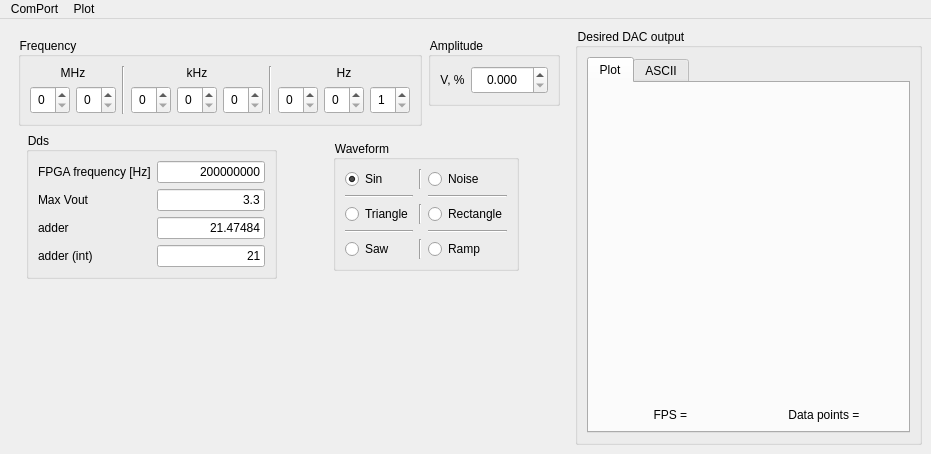
Above: QtProject/Generator/mainwindow.ui from QArchy/Arbitrary-Waveform-Generator before the change. Below: the same form after it.
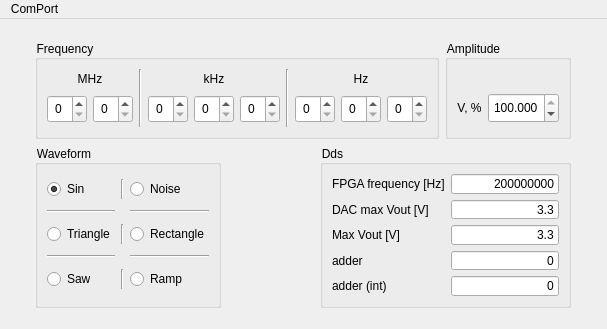
That is the form after the change. Icons and pictures are not drawn. Custom widgets are drawn as their Qt base class.

Commit message:
gave up on oscilloscope, qt app done, FPGA project done
TODO:
1) Documentation

What changed in the file:
```diff
--- a/QtProject/Generator/mainwindow.ui
+++ b/QtProject/Generator/mainwindow.ui
@@ -6,10 +6,28 @@
    <rect>
     <x>0</x>
     <y>0</y>
-    <width>931</width>
-    <height>454</height>
+    <width>607</width>
+    <height>329</height>
    </rect>
   </property>
+  <property name="sizePolicy">
+   <sizepolicy hsizetype="Fixed" vsizetype="Fixed">
+    <horstretch>0</horstretch>
+    <verstretch>0</verstretch>
+   </sizepolicy>
+  </property>
+  <property name="minimumSize">
+   <size>
+    <width>607</width>
+    <height>329</height>
+   </size>
+  </property>
+  <property name="maximumSize">
+   <size>
+    <width>607</width>
+    <height>329</height>
+   </size>
+  </property>
   <property name="windowTitle">
    <string>Generator</string>
   </property>
@@ -22,8 +40,8 @@
   </property>
   <property name="styleSheet">
    <string notr="true">QSpinBox { padding: 3px }
-QDoubleSpinBox { padding: 3px }
-QWidget { font: 9pt ; }</string>
+QWidget { font: 9pt ; }
+</string>
   </property>
   <property name="toolButtonStyle">
    <enum>Qt::ToolButtonTextOnly</enum>
@@ -39,7 +57,7 @@
     <string notr="true"/>
    </property>
    <layout class="QGridLayout" name="gridLayout">
-    <item row="0" column="0" alignment="Qt::AlignHCenter|Qt::AlignTop">
+    <item row="0" column="0">
      <widget class="QFrame" name="ControlsFrame">
       <property name="sizePolicy">
        <sizepolicy hsizetype="Fixed" vsizetype="Fixed">
@@ -54,308 +72,9 @@
        <property name="sizeConstraint">
         <enum>QLayout::SetDefaultConstraint</enum>
        </property>
-       <item row="4" column="0" alignment="Qt::AlignHCenter|Qt::AlignVCenter">
-        <widget class="QGroupBox" name="DdsGroupBox">
-         <property name="sizePolicy">
-          <sizepolicy hsizetype="Fixed" vsizetype="Fixed">
-           <horstretch>0</horstretch>
-           <verstretch>0</verstretch>
-          </sizepolicy>
-         </property>
-         <property name="title">
-          <string>Dds</string>
-         </property>
-         <layout class="QFormLayout" name="formLayout_3">
-          <item row="1" column="0">
-           <widget class="QLabel" name="fpgaFreqLabel">
-            <property name="text">
-             <string>FPGA frequency [Hz]</string>
-            </property>
-           </widget>
-          </item>
-          <item row="1" column="1">
-           <widget class="QLineEdit" name="fpgaFreqLineEdit">
-            <property name="text">
-             <string>200000000</string>
-            </property>
-            <property name="alignment">
-             <set>Qt::AlignRight|Qt::AlignTrailing|Qt::AlignVCenter</set>
-            </property>
-            <property name="readOnly">
-             <bool>true</bool>
-            </property>
-           </widget>
-          </item>
-          <item row="2" column="0">
-           <widget class="QLabel" name="label">
-            <property name="text">
-             <string>Max Vout</string>
-            </property>
-           </widget>
-          </item>
-          <item row="2" column="1">
-           <widget class="QLineEdit" name="lineEdit">
-            <property name="text">
-             <string>3.3</string>
-            </property>
-            <property name="alignment">
-             <set>Qt::AlignRight|Qt::AlignTrailing|Qt::AlignVCenter</set>
-            </property>
-            <property name="readOnly">
-             <bool>true</bool>
-            </property>
-           </widget>
-          </item>
-          <item row="3" column="0">
-           <widget class="QLabel" name="adderLabel">
-            <property name="text">
-             <string>adder</string>
-            </property>
-           </widget>
-          </item>
-          <item row="3" column="1">
-           <widget class="QLineEdit" name="adderLineEdit">
-            <property name="sizePolicy">
-             <sizepolicy hsizetype="Expanding" vsizetype="Fixed">
-              <horstretch>0</horstretch>
-              <verstretch>0</verstretch>
-             </sizepolicy>
-            </property>
-            <property name="text">
-             <string>21.47484</string>
-            </property>
-            <property name="alignment">
-             <set>Qt::AlignRight|Qt::AlignTrailing|Qt::AlignVCenter</set>
-            </property>
-            <property name="readOnly">
-             <bool>true</bool>
-            </property>
-           </widget>
-          </item>
-          <item row="4" column="0">
-           <widget class="QLabel" name="adderIntLabel">
-            <property name="text">
-             <string>adder (int)</string>
-            </property>
-           </widget>
-          </item>
-          <item row="4" column="1">
-           <widget class="QLineEdit" name="adderIntLineEdit">
-            <property name="text">
-             <string>21</string>
-            </property>
-            <property name="alignment">
-             <set>Qt::AlignRight|Qt::AlignTrailing|Qt::AlignVCenter</set>
-            </property>
-            <property name="readOnly">
-             <bool>true</bool>
-            </property>
-           </widget>
-          </item>
-         </layout>
-        </widget>
-       </item>
-       <item row="4" column="1" alignment="Qt::AlignHCenter|Qt::AlignVCenter">
-        <widget class="QGroupBox" name="WaveformGroupBox">
-         <property name="sizePolicy">
-          <sizepolicy hsizetype="Fixed" vsizetype="Fixed">
-           <horstretch>0</horstretch>
-           <verstretch>0</verstretch>
-          </sizepolicy>
-         </property>
-         <property name="title">
-          <string>Waveform</string>
-         </property>
-         <layout class="QGridLayout" name="gridLayout_3">
-          <item row="0" column="0">
-           <widget class="QRadioButton" name="SinRadioBtn">
-            <property name="sizePolicy">
-             <sizepolicy hsizetype="Minimum" vsizetype="Fixed">
-              <horstretch>0</horstretch>
-              <verstretch>0</verstretch>
-             </sizepolicy>
-            </property>
-            <property name="text">
-             <string>Sin</string>
-            </property>
-            <property name="icon">
-             <iconset resource="app.qrc">
-              <normaloff>:/img/sin.png</normaloff>:/img/sin.png</iconset>
-            </property>
-            <property name="iconSize">
-             <size>
-              <width>24</width>
-              <height>24</height>
-             </size>
-            </property>
-            <property name="checked">
-             <bool>true</bool>
-            </property>
-           </widget>
-          </item>
-          <item row="0" column="1">
-           <widget class="Line" name="line_3">
-            <property name="orientation">
-             <enum>Qt::Vertical</enum>
-            </property>
-           </widget>
-          </item>
-          <item row="0" column="2">
-           <widget class="QRadioButton" name="NoiseRadioBtn">
-            <property name="sizePolicy">
-             <sizepolicy hsizetype="Minimum" vsizetype="Fixed">
-              <horstretch>0</horstretch>
-              <verstretch>0</verstretch>
-             </sizepolicy>
-            </property>
-            <property name="text">
-             <string>Noise</string>
-            </property>
-            <property name="icon">
-             <iconset resource="app.qrc">
-              <normaloff>:/img/noise.png</normaloff>:/img/noise.png</iconset>
-            </property>
-            <property name="iconSize">
-             <size>
-              <width>24</width>
-              <height>24</height>
-             </size>
-            </property>
-           </widget>
-          </item>
-          <item row="1" column="0">
-           <widget class="Line" name="line_6">
-            <property name="orientation">
-             <enum>Qt::Horizontal</enum>
-            </property>
-           </widget>
-          </item>
-          <item row="1" column="2">
-           <widget class="Line" name="line_7">
-            <property name="orientation">
-             <enum>Qt::Horizontal</enum>
-            </property>
-           </widget>
-          </item>
-          <item row="2" column="0">
-           <widget class="QRadioButton" name="TriangleRadioBtn">
-            <property name="sizePolicy">
-             <sizepolicy hsizetype="Minimum" vsizetype="Fixed">
-              <horstretch>0</horstretch>
-              <verstretch>0</verstretch>
-             </sizepolicy>
-            </property>
-            <property name="layoutDirection">
-             <enum>Qt::LeftToRight</enum>
-            </property>
-            <property name="text">
-             <string>Triangle</string>
-            </property>
-            <property name="icon">
-             <iconset resource="app.qrc">
-              <normaloff>:/img/triangle.png</normaloff>:/img/triangle.png</iconset>
-            </property>
-            <property name="iconSize">
-             <size>
-              <width>24</width>
-              <height>24</height>
-             </size>
-            </property>
-           </widget>
-          </item>
-          <item row="2" column="1">
-           <widget class="Line" name="line_4">
-            <property name="orientation">
-             <enum>Qt::Vertical</enum>
-            </property>
-           </widget>
-          </item>
-          <item row="2" column="2">
-           <widget class="QRadioButton" name="RectangleRadioBtn">
-            <property name="sizePolicy">
-             <sizepolicy hsizetype="Minimum" vsizetype="Fixed">
-              <horstretch>0</horstretch>
-              <verstretch>0</verstretch>
-             </sizepolicy>
-            </property>
-            <property name="text">
-             <string>Rectangle</string>
-            </property>
-            <property name="icon">
-             <iconset resource="app.qrc">
-              <normaloff>:/img/rect.png</normaloff>:/img/rect.png</iconset>
-            </property>
-            <property name="iconSize">
-             <size>
-              <width>24</width>
-              <height>24</height>
-             </size>
-            </property>
-           </widget>
-          </item>
-          <item row="3" column="0">
-           <widget class="Line" name="line_8">
-            <property name="orientation">
-             <enum>Qt::Horizontal</enum>
-            </property>
-           </widget>
-          </item>
-          <item row="3" column="2">
-           <widget class="Line" name="line_9">
-            <property name="orientation">
-             <enum>Qt::Horizontal</enum>
-            </property>
-           </widget>
-          </item>
-          <item row="4" column="0">
-           <widget class="QRadioButton" name="SawRadioBtn">
-            <property name="sizePolicy">
-             <sizepolicy hsizetype="Minimum" vsizetype="Fixed">
-              <horstretch>0</horstretch>
-              <verstretch>0</verstretch>
-             </sizepolicy>
-            </property>
-            <property name="text">
-             <string>Saw</string>
-            </property>
-            <property name="icon">
-             <iconset resource="app.qrc">
-              <normaloff>:/img/saw.png</normaloff>:/img/saw.png</iconset>
-            </property>
-            <property name="iconSize">
-             <size>
-              <width>24</width>
-              <height>24</height>
-             </size>
-            </property>
-           </widget>
-          </item>
-          <item row="4" column="1">
-           <widget class="Line" name="line_5">
-            <property name="orientation">
-             <enum>Qt::Vertical</enum>
-            </property>
-           </widget>
-          </item>
-          <item row="4" column="2">
-           <widget class="QRadioButton" name="RampRadioBtn">
-            <property name="sizePolicy">
-             <sizepolicy hsizetype="Minimum" vsizetype="Fixed">
-              <horstretch>0</horstretch>
-              <verstretch>0</verstretch>
-             </sizepolicy>
-            </property>
-            <property name="text">
-             <string>Ramp</string>
-            </property>
-           </widget>
-          </item>
-         </layout>
-        </widget>
-       </item>
        <item row="3" column="0" colspan="2">
         <layout class="QHBoxLayout" name="AmplFreqLayout">
-         <item>
+         <item alignment="Qt::AlignLeft|Qt::AlignVCenter">
           <widget class="QGroupBox" name="FrequencyGroupBox">
            <property name="sizePolicy">
             <sizepolicy hsizetype="Fixed" vsizetype="Fixed">
@@ -363,6 +82,18 @@
              <verstretch>0</verstretch>
             </sizepolicy>
            </property>
+           <property name="minimumSize">
+            <size>
+             <width>0</width>
+             <height>99</height>
+            </size>
+           </property>
+           <property name="maximumSize">
+            <size>
+             <width>408</width>
+             <height>16777215</height>
+            </size>
+           </property>
            <property name="toolTipDuration">
             <number>-1</number>
            </property>
@@ -564,11 +295,14 @@
                    </sizepolicy>
                   </property>
                   <property name="minimum">
-                   <number>1</number>
+                   <number>0</number>
                   </property>
                   <property name="maximum">
                    <number>9</number>
                   </property>
+                  <property name="value">
+                   <number>0</number>
+                  </property>
                  </widget>
                 </item>
                </layout>
@@ -578,7 +312,7 @@
            </layout>
           </widget>
          </item>
-         <item alignment="Qt::AlignHCenter|Qt::AlignTop">
+         <item alignment="Qt::AlignRight|Qt::AlignVCenter">
           <widget class="QGroupBox" name="AmplitudeGroupBox">
            <property name="sizePolicy">
             <sizepolicy hsizetype="Fixed" vsizetype="Fixed">
@@ -586,17 +320,26 @@
              <verstretch>0</verstretch>
             </sizepolicy>
            </property>
+           <property name="minimumSize">
+            <size>
+             <width>0</width>
+             <height>99</height>
+            </size>
+           </property>
+           <property name="maximumSize">
+            <size>
+             <width>16777215</width>
+             <height>99</height>
+            </size>
+           </property>
            <property name="title">
             <string>Amplitude</string>
            </property>
-           <layout class="QVBoxLayout" name="verticalLayout_5">
+           <layout class="QHBoxLayout" name="horizontalLayout">
             <item>
-             <layout class="QHBoxLayout" name="AmplChangeLayout">
-              <property name="sizeConstraint">
-               <enum>QLayout::SetMaximumSize</enum>
-              </property>
+             <layout class="QVBoxLayout" name="HzLayout_2">
               <item>
-               <widget class="QLabel" name="VLabel">
+               <widget class="QLabel" name="emptyLabel">
                 <property name="sizePolicy">
                  <sizepolicy hsizetype="Minimum" vsizetype="Fixed">
                   <horstretch>0</horstretch>
@@ -604,7 +347,7 @@
                  </sizepolicy>
                 </property>
                 <property name="text">
-                 <string>V, %</string>
+                 <string/>
                 </property>
                 <property name="alignment">
                  <set>Qt::AlignCenter</set>
@@ -612,20 +355,64 @@
                </widget>
               </item>
               <item>
-               <widget class="QDoubleSpinBox" name="VPercentSpinBox">
-                <property name="alignment">
-                 <set>Qt::AlignCenter</set>
+               <layout class="QHBoxLayout" name="SpinBoxAmplLayout">
+                <property name="sizeConstraint">
+                 <enum>QLayout::SetMaximumSize</enum>
                 </property>
-                <property name="decimals">
-                 <number>3</number>
-                </property>
-                <property name="maximum">
-                 <double>100.000000000000000</double>
-                </property>
-                <property name="singleStep">
-                 <double>0.390600000000000</double>
-                </property>
-               </widget>
+                <item>
+                 <widget class="QLabel" name="VLabel">
+                  <property name="sizePolicy">
+                   <sizepolicy hsizetype="Minimum" vsizetype="Fixed">
+                    <horstretch>0</horstretch>
+                    <verstretch>0</verstretch>
+                   </sizepolicy>
+                  </property>
+                  <property name="text">
+                   <string>V, %</string>
+                  </property>
+                  <property name="alignment">
+                   <set>Qt::AlignCenter</set>
+                  </property>
+                  <property name="margin">
+                   <number>0</number>
+                  </property>
+                  <property name="indent">
+                   <number>-1</number>
+                  </property>
+                 </widget>
+                </item>
+                <item>
+                 <widget class="QDoubleSpinBox" name="VPercentSpinBox">
+                  <property name="minimumSize">
+                   <size>
+                    <width>0</width>
+                    <height>30</height>
+                   </size>
+                  </property>
+                  <property name="maximumSize">
+                   <size>
+                    <width>16777215</width>
+                    <height>30</height>
+                   </size>
+                  </property>
+                  <property name="alignment">
+                   <set>Qt::AlignCenter</set>
+                  </property>
+                  <property name="decimals">
+                   <number>3</number>
+                  </property>
+                  <property name="maximum">
+                   <double>100.000000000000000</double>
+                  </property>
+                  <property name="singleStep">
+                   <double>0.392157000000000</double>
+                  </property>
+                  <property name="value">
+                   <double>100.000000000000000</double>
+                  </property>
+                 </widget>
+                </item>
+               </layout>
               </item>
              </layout>
             </item>
@@ -634,108 +421,362 @@
          </item>
         </layout>
        </item>
-      </layout>
-     </widget>
-    </item>
-    <item row="0" column="1">
-     <widget class="QGroupBox" name="DesiredDacOutputGroupBox">
-      <property name="sizePolicy">
-       <sizepolicy hsizetype="Minimum" vsizetype="Minimum">
-        <horstretch>0</horstretch>
-        <verstretch>0</verstretch>
-       </sizepolicy>
-      </property>
-      <property name="minimumSize">
-       <size>
-        <width>0</width>
-        <height>0</height>
-       </size>
-      </property>
-      <property name="maximumSize">
-       <size>
-        <width>16777215</width>
-        <height>16777215</height>
-       </size>
-      </property>
-      <property name="title">
-       <string>Desired DAC output</string>
-      </property>
-      <layout class="QGridLayout" name="gridLayout_2">
-       <item row="0" column="0">
-        <widget class="QTabWidget" name="DesiredDacOutputTabs">
-         <property name="currentIndex">
-          <number>0</number>
-         </property>
-         <widget class="QWidget" name="PlotOutputTab">
-          <attribute name="title">
-           <string>Plot</string>
-          </attribute>
-          <layout class="QGridLayout" name="gridLayout_5">
-           <item row="2" column="0">
-            <widget class="QLabel" name="FPSLabel">
-             <property name="sizePolicy">
-              <sizepolicy hsizetype="Preferred" vsizetype="Fixed">
-               <horstretch>0</horstretch>
-               <verstretch>0</verstretch>
-              </sizepolicy>
-             </property>
-             <property name="text">
-              <string>FPS = </string>
-             </property>
-             <property name="alignment">
-              <set>Qt::AlignCenter</set>
-             </property>
-            </widget>
-           </item>
-           <item row="2" column="1">
-            <widget class="QLabel" name="DataPointsLabel">
-             <property name="sizePolicy">
-              <sizepolicy hsizetype="Preferred" vsizetype="Fixed">
-               <horstretch>0</horstretch>
-               <verstretch>0</verstretch>
-              </sizepolicy>
-             </property>
-             <property name="text">
-              <string>Data points = </string>
-             </property>
-             <property name="alignment">
-              <set>Qt::AlignCenter</set>
-             </property>
-            </widget>
-           </item>
-           <item row="0" column="0" colspan="2">
-            <widget class="QCustomPlot" name="QCustomPlotWidget" native="true">
-             <property name="sizePolicy">
-              <sizepolicy hsizetype="Preferred" vsizetype="Preferred">
-               <horstretch>1</horstretch>
-               <verstretch>0</verstretch>
-              </sizepolicy>
-             </property>
-             <property name="minimumSize">
-              <size>
-               <width>300</width>
-               <height>300</height>
-              </size>
-             </property>
-            </widget>
-           </item>
-          </layout>
-         </widget>
-         <widget class="QWidget" name="ASCIIOutputTab">
-          <attribute name="title">
-           <string>ASCII</string>
-          </attribute>
-          <layout class="QVBoxLayout" name="verticalLayout_2">
-           <item>
-            <widget class="QPlainTextEdit" name="outputText">
-             <property name="readOnly">
-              <bool>true</bool>
-             </property>
-            </widget>
-           </item>
-          </layout>
-         </widget>
-        </widget>
+       <item row="4" column="0" colspan="2">
+        <layout class="QHBoxLayout" name="DDSWaveformLayout">
+         <item alignment="Qt::AlignLeft|Qt::AlignVCenter">
+          <widget class="QGroupBox" name="WaveformGroupBox">
+           <property name="sizePolicy">
+            <sizepolicy hsizetype="Fixed" vsizetype="Fixed">
+             <horstretch>0</horstretch>
+             <verstretch>0</verstretch>
+            </sizepolicy>
+           </property>
+           <property name="minimumSize">
+            <size>
+             <width>0</width>
+             <height>163</height>
+            </size>
+           </property>
+           <property name="maximumSize">
+            <size>
+             <width>16777215</width>
+             <height>163</height>
+            </size>
+           </property>
+           <property name="title">
+            <string>Waveform</string>
+           </property>
+           <layout class="QGridLayout" name="gridLayout_3">
+            <item row="0" column="0">
+             <widget class="QRadioButton" name="SinRadioBtn">
+              <property name="sizePolicy">
+               <sizepolicy hsizetype="Minimum" vsizetype="Fixed">
+                <horstretch>0</horstretch>
+                <verstretch>0</verstretch>
+               </sizepolicy>
+              </property>
+              <property name="text">
+               <string>Sin</string>
+              </property>
+              <property name="icon">
+               <iconset resource="app.qrc">
+                <normaloff>:/img/sin.png</normaloff>:/img/sin.png</iconset>
+              </property>
+              <property name="iconSize">
+               <size>
+                <width>24</width>
+                <height>24</height>
+               </size>
+              </property>
+              <property name="checked">
+               <bool>true</bool>
+              </property>
+             </widget>
+            </item>
+            <item row="0" column="1">
+             <widget class="Line" name="line_3">
+              <property name="orientation">
+               <enum>Qt::Vertical</enum>
+              </property>
+             </widget>
+            </item>
+            <item row="0" column="2">
+             <widget class="QRadioButton" name="NoiseRadioBtn">
+              <property name="sizePolicy">
+               <sizepolicy hsizetype="Minimum" vsizetype="Fixed">
+                <horstretch>0</horstretch>
+                <verstretch>0</verstretch>
+               </sizepolicy>
+              </property>
+              <property name="text">
+               <string>Noise</string>
+              </property>
+              <property name="icon">
+               <iconset resource="app.qrc">
+                <normaloff>:/img/noise.png</normaloff>:/img/noise.png</iconset>
+              </property>
+              <property name="iconSize">
+               <size>
+                <width>24</width>
+                <height>24</height>
+               </size>
+              </property>
+             </widget>
+            </item>
+            <item row="1" column="0">
+             <widget class="Line" name="line_6">
+              <property name="orientation">
+               <enum>Qt::Horizontal</enum>
+              </property>
+             </widget>
+            </item>
+            <item row="1" column="2">
+             <widget class="Line" name="line_7">
+              <property name="orientation">
+               <enum>Qt::Horizontal</enum>
+              </property>
+             </widget>
+            </item>
+            <item row="2" column="0">
+             <widget class="QRadioButton" name="TriangleRadioBtn">
+              <property name="sizePolicy">
+               <sizepolicy hsizetype="Minimum" vsizetype="Fixed">
+                <horstretch>0</horstretch>
+                <verstretch>0</verstretch>
+               </sizepolicy>
+              </property>
+              <property name="layoutDirection">
+               <enum>Qt::LeftToRight</enum>
+              </property>
+              <property name="text">
+               <string>Triangle</string>
+              </property>
+              <property name="icon">
+               <iconset resource="app.qrc">
+                <normaloff>:/img/triangle.png</normaloff>:/img/triangle.png</iconset>
+              </property>
+              <property name="iconSize">
+               <size>
+                <width>24</width>
+                <height>24</height>
+               </size>
+              </property>
+             </widget>
+            </item>
+            <item row="2" column="1">
+             <widget class="Line" name="line_4">
+              <property name="orientation">
+               <enum>Qt::Vertical</enum>
+              </property>
+             </widget>
+            </item>
+            <item row="2" column="2">
+             <widget class="QRadioButton" name="RectangleRadioBtn">
+              <property name="sizePolicy">
+               <sizepolicy hsizetype="Minimum" vsizetype="Fixed">
+                <horstretch>0</horstretch>
+                <verstretch>0</verstretch>
+               </sizepolicy>
+              </property>
+              <property name="text">
+               <string>Rectangle</string>
+              </property>
+              <property name="icon">
+               <iconset resource="app.qrc">
+                <normaloff>:/img/rect.png</normaloff>:/img/rect.png</iconset>
+              </property>
+              <property name="iconSize">
+               <size>
+                <width>24</width>
+                <height>24</height>
+               </size>
+              </property>
+             </widget>
+            </item>
+            <item row="3" column="0">
+             <widget class="Line" name="line_8">
+              <property name="orientation">
+               <enum>Qt::Horizontal</enum>
+              </property>
+             </widget>
+            </item>
+            <item row="3" column="2">
+             <widget class="Line" name="line_9">
+              <property name="orientation">
+               <enum>Qt::Horizontal</enum>
+              </property>
+             </widget>
+            </item>
+            <item row="4" column="0">
+             <widget class="QRadioButton" name="SawRadioBtn">
+              <property name="sizePolicy">
+               <sizepolicy hsizetype="Minimum" vsizetype="Fixed">
+                <horstretch>0</horstretch>
+                <verstretch>0</verstretch>
+               </sizepolicy>
+              </property>
+              <property name="text">
+               <string>Saw</string>
+              </property>
+              <property name="icon">
+               <iconset resource="app.qrc">
+                <normaloff>:/img/saw.png</normaloff>:/img/saw.png</iconset>
+              </property>
+              <property name="iconSize">
+               <size>
+                <width>24</width>
+                <height>24</height>
+               </size>
+              </property>
+             </widget>
+            </item>
+            <item row="4" column="1">
+             <widget class="Line" name="line_5">
+              <property name="orientation">
+               <enum>Qt::Vertical</enum>
+              </property>
+             </widget>
+            </item>
+            <item row="4" column="2">
+             <widget class="QRadioButton" name="RampRadioBtn">
+              <property name="sizePolicy">
+               <sizepolicy hsizetype="Minimum" vsizetype="Fixed">
+                <horstretch>0</horstretch>
+                <verstretch>0</verstretch>
+               </sizepolicy>
+              </property>
+              <property name="text">
+               <string>Ramp</string>
+              </property>
+              <property name="icon">
+               <iconset resource="app.qrc">
+                <normaloff>:/img/ramp.png</normaloff>:/img/ramp.png</iconset>
+              </property>
+              <property name="iconSize">
+               <size>
+                <width>24</width>
+                <height>24</height>
+               </size>
+              </property>
+             </widget>
+            </item>
+           </layout>
+          </widget>
+         </item>
+         <item alignment="Qt::AlignRight|Qt::AlignVCenter">
+          <widget class="QGroupBox" name="DdsGroupBox">
+           <property name="sizePolicy">
+            <sizepolicy hsizetype="Fixed" vsizetype="Fixed">
+             <horstretch>0</horstretch>
+             <verstretch>0</verstretch>
+            </sizepolicy>
+           </property>
+           <property name="minimumSize">
+            <size>
+             <width>0</width>
+             <height>163</height>
+            </size>
+           </property>
+           <property name="maximumSize">
+            <size>
+             <width>16777215</width>
+             <height>163</height>
+            </size>
+           </property>
+           <property name="title">
+            <string>Dds</string>
+           </property>
+           <layout class="QFormLayout" name="formLayout_3">
+            <item row="1" column="0">
+             <widget class="QLabel" name="fpgaFreqLabel">
+              <property name="text">
+               <string>FPGA frequency [Hz]</string>
+              </property>
+             </widget>
+            </item>
+            <item row="1" column="1">
+             <widget class="QLineEdit" name="fpgaFreqLineEdit">
+              <property name="text">
+               <string>200000000</string>
+              </property>
+              <property name="alignment">
+               <set>Qt::AlignRight|Qt::AlignTrailing|Qt::AlignVCenter</set>
+              </property>
+              <property name="readOnly">
+               <bool>true</bool>
+              </property>
+             </widget>
+            </item>
+            <item row="2" column="0">
+             <widget class="QLabel" name="MaxVoutLabel">
+              <property name="text">
+               <string>DAC max Vout [V]</string>
+              </property>
+             </widget>
+            </item>
+            <item row="2" column="1">
+             <widget class="QLineEdit" name="MaxVoutLineEdit">
+              <property name="text">
+               <string>3.3</string>
+              </property>
+              <property name="alignment">
+               <set>Qt::AlignRight|Qt::AlignTrailing|Qt::AlignVCenter</set>
+              </property>
+              <property name="readOnly">
+               <bool>false</bool>
+              </property>
+             </widget>
+            </item>
+            <item row="4" column="0">
+             <widget class="QLabel" name="adderLabel">
+              <property name="text">
+               <string>adder</string>
+              </property>
+             </widget>
+            </item>
+            <item row="4" column="1">
+             <widget class="QLineEdit" name="adderLineEdit">
+              <property name="sizePolicy">
+               <sizepolicy hsizetype="Expanding" vsizetype="Fixed">
+                <horstretch>0</horstretch>
+                <verstretch>0</verstretch>
+               </sizepolicy>
+              </property>
+              <property name="text">
+               <string>0</string>
+              </property>
+              <property name="alignment">
+               <set>Qt::AlignRight|Qt::AlignTrailing|Qt::AlignVCenter</set>
+              </property>
+              <property name="readOnly">
+               <bool>true</bool>
+              </property>
+             </widget>
+            </item>
+            <item row="5" column="0">
+             <widget class="QLabel" name="adderIntLabel">
+              <property name="text">
+               <string>adder (int)</string>
+              </property>
+             </widget>
+            </item>
+            <item row="5" column="1">
+             <widget class="QLineEdit" name="adderIntLineEdit">
+              <property name="text">
+               <string>0</string>
+              </property>
+              <property name="alignment">
+               <set>Qt::AlignRight|Qt::AlignTrailing|Qt::AlignVCenter</set>
+              </property>
+              <property name="readOnly">
+               <bool>true</bool>
+              </property>
+             </widget>
+            </item>
+            <item row="3" column="0">
+             <widget class="QLabel" name="CurrentVoutLabel">
+              <property name="text">
+               <string>Max Vout [V]</string>
+              </property>
+             </widget>
+            </item>
+            <item row="3" column="1">
+             <widget class="QLineEdit" name="CurrentVoutLineEdit">
+              <property name="text">
+               <string>3.3</string>
+              </property>
+              <property name="alignment">
+               <set>Qt::AlignRight|Qt::AlignTrailing|Qt::AlignVCenter</set>
+              </property>
+              <property name="readOnly">
+               <bool>true</bool>
+              </property>
+             </widget>
+            </item>
+           </layout>
+          </widget>
+         </item>
+        </layout>
        </item>
       </layout>
      </widget>
@@ -747,7 +788,7 @@
     <rect>
      <x>0</x>
      <y>0</y>
-     <width>931</width>
+     <width>607</width>
      <height>21</height>
     </rect>
    </property>
@@ -757,15 +798,7 @@
     </property>
     <addaction name="actionComPortConfig"/>
    </widget>
-   <widget class="QMenu" name="menuPlot">
-    <property name="title">
-     <string>Plot</string>
-    </property>
-    <addaction name="actionPlotConfig"/>
-    <addaction name="actionPlotSave"/>
-   </widget>
    <addaction name="menuComPort"/>
-   <addaction name="menuPlot"/>
   </widget>
   <action name="actionComPortConfig">
    <property name="text">
@@ -793,14 +826,6 @@
    </property>
   </action>
  </widget>
- <customwidgets>
-  <customwidget>
-   <class>QCustomPlot</class>
-   <extends>QWidget</extends>
-   <header location="global">qcustomplot.h</header>
-   <container>1</container>
-  </customwidget>
- </customwidgets>
  <resources>
   <include location="app.qrc"/>
  </resources>
```
The commit also changes 69 other files.
